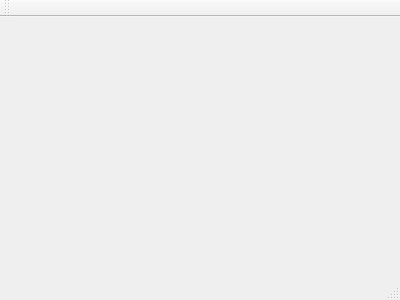
Old version of the form hoopergui/mainwindow.ui in the repository VLN1-15-30/fall-project.
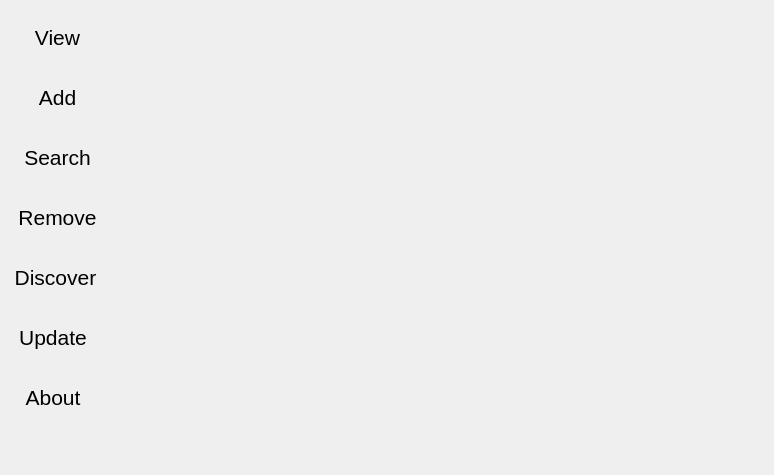
New version of the form.

The edit to the form file:
```diff
--- a/hoopergui/mainwindow.ui
+++ b/hoopergui/mainwindow.ui
@@ -1,24 +1,193 @@
 <ui version="4.0">
  <class>MainWindow</class>
- <widget class="QMainWindow" name="MainWindow" >
-  <property name="geometry" >
+ <widget class="QMainWindow" name="MainWindow">
+  <property name="geometry">
    <rect>
     <x>0</x>
     <y>0</y>
-    <width>400</width>
-    <height>300</height>
+    <width>774</width>
+    <height>475</height>
    </rect>
   </property>
-  <property name="windowTitle" >
-   <string>MainWindow</string>
+  <property name="minimumSize">
+   <size>
+    <width>0</width>
+    <height>0</height>
+   </size>
   </property>
-  <widget class="QMenuBar" name="menuBar" />
-  <widget class="QToolBar" name="mainToolBar" />
-  <widget class="QWidget" name="centralWidget" />
-  <widget class="QStatusBar" name="statusBar" />
+  <property name="windowTitle">
+   <string>Hooper</string>
+  </property>
+  <property name="dockNestingEnabled">
+   <bool>false</bool>
+  </property>
+  <property name="dockOptions">
+   <set>QMainWindow::AnimatedDocks</set>
+  </property>
+  <widget class="QWidget" name="centralWidget">
+   <widget class="QPushButton" name="button_view_database">
+    <property name="geometry">
+     <rect>
+      <x>12</x>
+      <y>20</y>
+      <width>91</width>
+      <height>35</height>
+     </rect>
+    </property>
+    <property name="font">
+     <font>
+      <pointsize>16</pointsize>
+     </font>
+    </property>
+    <property name="text">
+     <string>View</string>
+    </property>
+    <property name="flat">
+     <bool>true</bool>
+    </property>
+   </widget>
+   <widget class="QPushButton" name="button_add_database">
+    <property name="geometry">
+     <rect>
+      <x>12</x>
+      <y>80</y>
+      <width>91</width>
+      <height>35</height>
+     </rect>
+    </property>
+    <property name="font">
+     <font>
+      <pointsize>16</pointsize>
+     </font>
+    </property>
+    <property name="text">
+     <string>Add</string>
+    </property>
+    <property name="flat">
+     <bool>true</bool>
+    </property>
+   </widget>
+   <widget class="QPushButton" name="button_search_database">
+    <property name="geometry">
+     <rect>
+      <x>12</x>
+      <y>140</y>
+      <width>91</width>
+      <height>35</height>
+     </rect>
+    </property>
+    <property name="font">
+     <font>
+      <pointsize>16</pointsize>
+     </font>
+    </property>
+    <property name="text">
+     <string>Search</string>
+    </property>
+    <property name="flat">
+     <bool>true</bool>
+    </property>
+   </widget>
+   <widget class="QPushButton" name="button_removefrom_database">
+    <property name="geometry">
+     <rect>
+      <x>12</x>
+      <y>200</y>
+      <width>91</width>
+      <height>35</height>
+     </rect>
+    </property>
+    <property name="font">
+     <font>
+      <pointsize>16</pointsize>
+     </font>
+    </property>
+    <property name="text">
+     <string>Remove</string>
+    </property>
+    <property name="flat">
+     <bool>true</bool>
+    </property>
+   </widget>
+   <widget class="QPushButton" name="button_discover">
+    <property name="geometry">
+     <rect>
+      <x>10</x>
+      <y>260</y>
+      <width>91</width>
+      <height>35</height>
+     </rect>
+    </property>
+    <property name="font">
+     <font>
+      <pointsize>16</pointsize>
+     </font>
+    </property>
+    <property name="text">
+     <string>Discover</string>
+    </property>
+    <property name="flat">
+     <bool>true</bool>
+    </property>
+   </widget>
+   <widget class="QPushButton" name="button_update">
+    <property name="geometry">
+     <rect>
+      <x>10</x>
+      <y>320</y>
+      <width>86</width>
+      <height>35</height>
+     </rect>
+    </property>
+    <property name="font">
+     <font>
+      <pointsize>16</pointsize>
+     </font>
+    </property>
+    <property name="text">
+     <string>Update</string>
+    </property>
+    <property name="flat">
+     <bool>true</bool>
+    </property>
+   </widget>
+   <widget class="QStackedWidget" name="stack_widget">
+    <property name="geometry">
+     <rect>
+      <x>120</x>
+      <y>0</y>
+      <width>641</width>
+      <height>441</height>
+     </rect>
+    </property>
+    <property name="currentIndex">
+     <number>-1</number>
+    </property>
+   </widget>
+   <widget class="QPushButton" name="button_about">
+    <property name="geometry">
+     <rect>
+      <x>10</x>
+      <y>380</y>
+      <width>86</width>
+      <height>35</height>
+     </rect>
+    </property>
+    <property name="font">
+     <font>
+      <pointsize>16</pointsize>
+     </font>
+    </property>
+    <property name="text">
+     <string>About</string>
+    </property>
+    <property name="flat">
+     <bool>true</bool>
+    </property>
+   </widget>
+  </widget>
  </widget>
- <layoutDefault spacing="6" margin="11" />
- <pixmapfunction></pixmapfunction>
+ <layoutdefault spacing="6" margin="11"/>
  <resources/>
  <connections/>
 </ui>
```
Left out of the diff: 1 changed line with no effect on the pictures.
